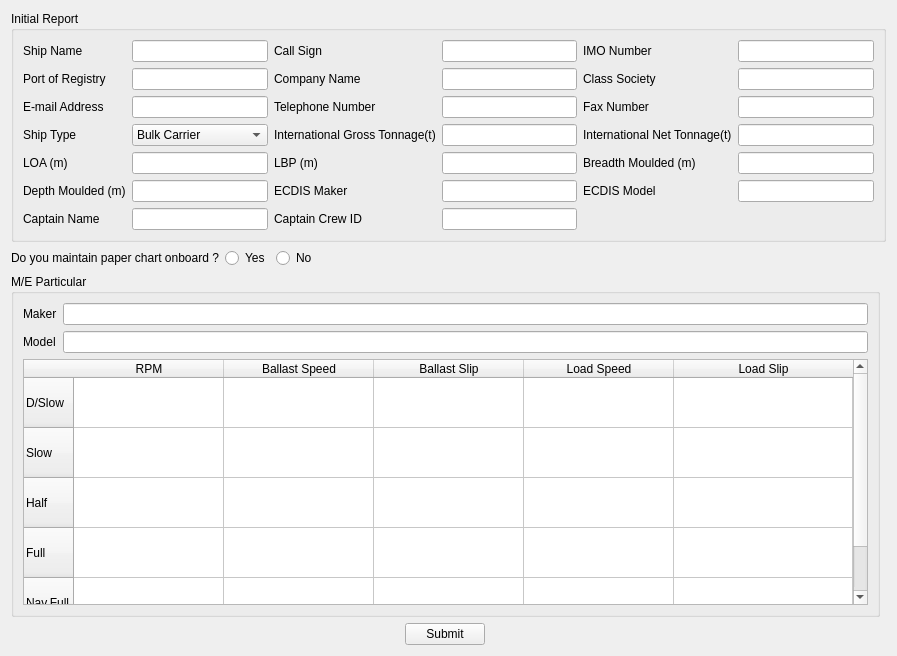
heavenlxj/emgui, file QtUi/initialReport.ui: the form before one commit.
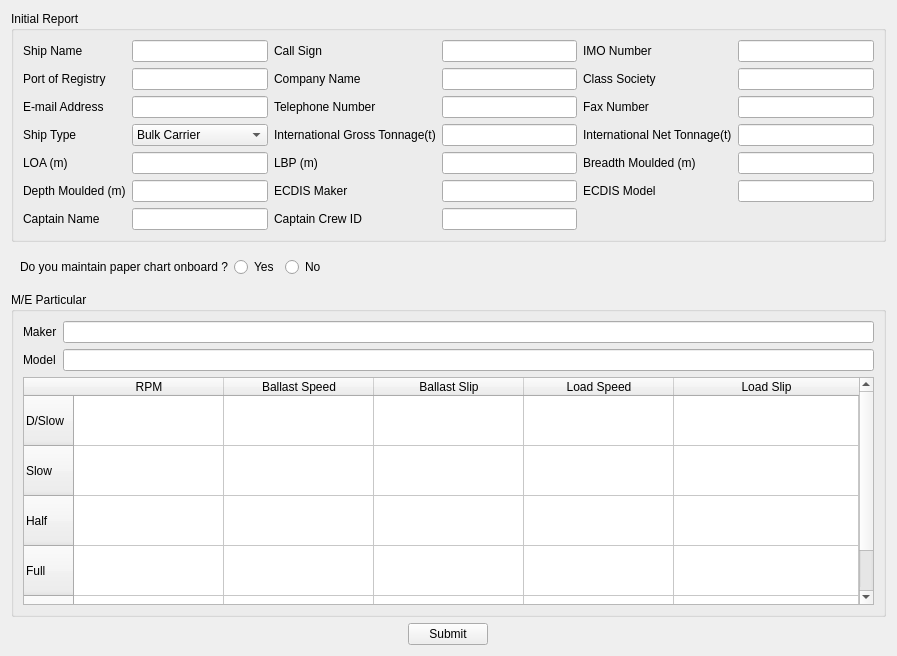
The form after the commit.

The edit to the form file:
```diff
--- a/QtUi/initialReport.ui
+++ b/QtUi/initialReport.ui
@@ -25,8 +25,8 @@
   <property name="locale">
    <locale language="English" country="UnitedStates"/>
   </property>
-  <layout class="QGridLayout" name="gridLayout_3">
-   <item row="0" column="0" colspan="2">
+  <layout class="QVBoxLayout" name="verticalLayout">
+   <item>
     <widget class="QGroupBox" name="groupBox">
      <property name="title">
       <string>Initial Report</string>
@@ -408,7 +408,8 @@
      <zorder>captain_crew_id_edit</zorder>
     </widget>
    </item>
-   <item row="1" column="0">
+   <item>
+    <widget class="QWidget" name="widget" native="true">
     <layout class="QHBoxLayout" name="horizontalLayout_2">
      <item>
       <widget class="QLabel" name="questionLabel">
@@ -444,8 +445,9 @@
       </widget>
      </item>
     </layout>
+    </widget>
    </item>
-   <item row="2" column="0">
+   <item>
     <widget class="QGroupBox" name="groupBox_2">
      <property name="title">
       <string>M/E Particular</string>
@@ -770,7 +772,7 @@
      </layout>
     </widget>
    </item>
-   <item row="3" column="0">
+   <item>
     <layout class="QHBoxLayout" name="horizontalLayout">
      <item>
       <widget class="QPushButton" name="submitButton">
```
Lines whose indentation alone changed are shown as unchanged.
